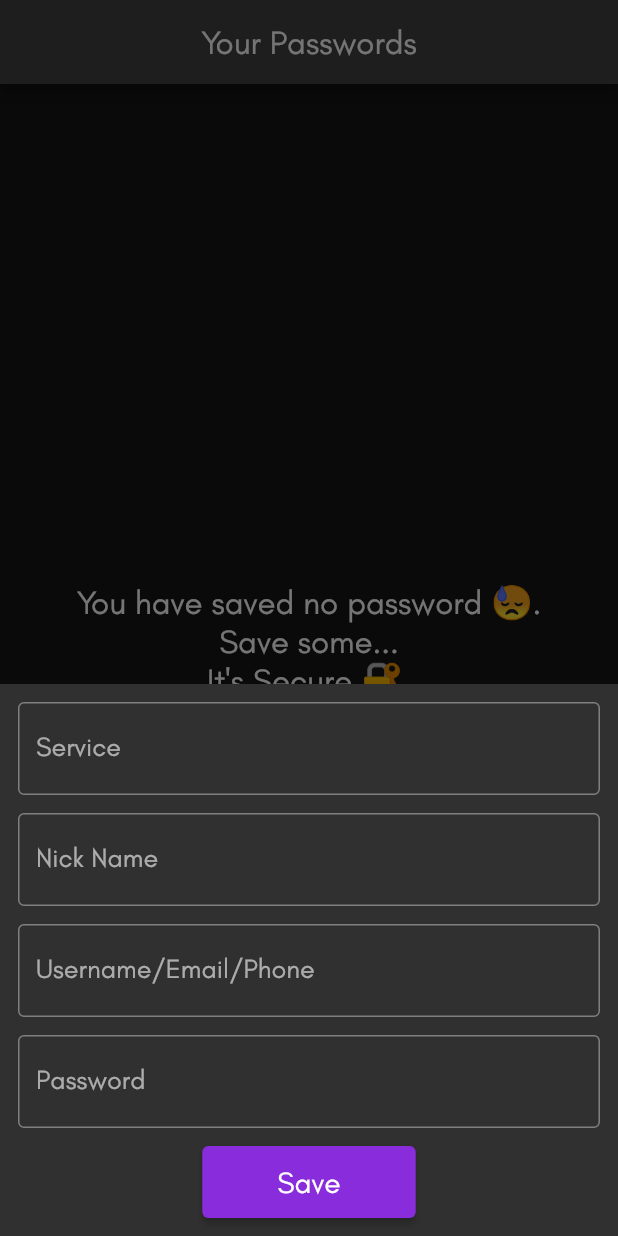
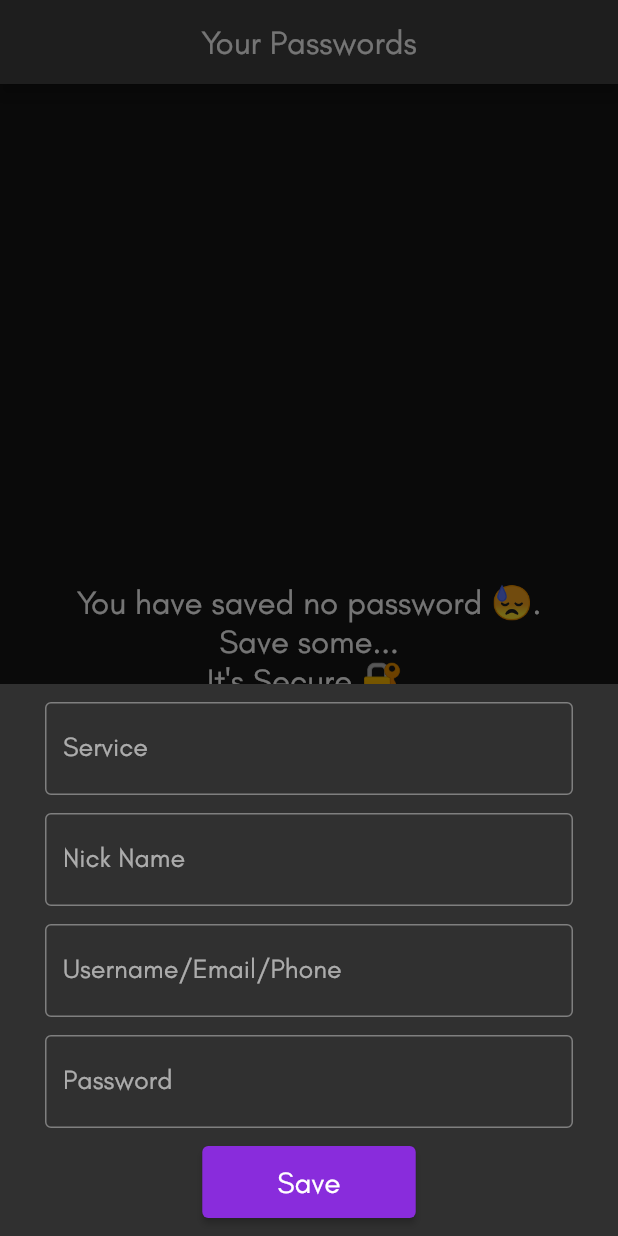
Before and after one commit to desi-programmer/flutter_password_manager, a Flutter app: the Passwords screen opened directly, after a tap on the "add" icon, on a phone screen of 412 x 824 dp. Run offline on Flutter 3.47's test engine with Material 2 defaults, Android fonts, the phone set to English and light mode, and no system bars; our stand-ins replace flutter_secure_storage, flutter_slidable, fluttertoast, hive, hive_flutter, local_auth; missing offline and left inert: encrypt, mbi; accounts and stored records are empty.

Commit message:
updated and created fix for keyboard overlay

```diff
--- a/lib/pages/passwords.dart
+++ b/lib/pages/passwords.dart
@@ -151,7 +151,9 @@ class _PasswordsState extends State<Passwords> {
     showModalBottomSheet(
       context: context,
       isScrollControlled: true,
-      builder: (context) => Container(
+      builder: (context) => Padding(
+        padding: const EdgeInsets.symmetric(horizontal: 18),
+        child: Container(
           padding: EdgeInsets.all(
             12.0,
           ),
@@ -290,7 +292,12 @@ class _PasswordsState extends State<Passwords> {
                     ),
                   ),
                 ),
+                Padding(
+                  padding: EdgeInsets.only(
+                      bottom: MediaQuery.of(context).viewInsets.bottom),
+                )
               ],
+            ),
           ),
         ),
       ),
```
Also changed, not shown: pubspec.lock, 2 other files. Lines whose indentation alone changed are shown as unchanged.
